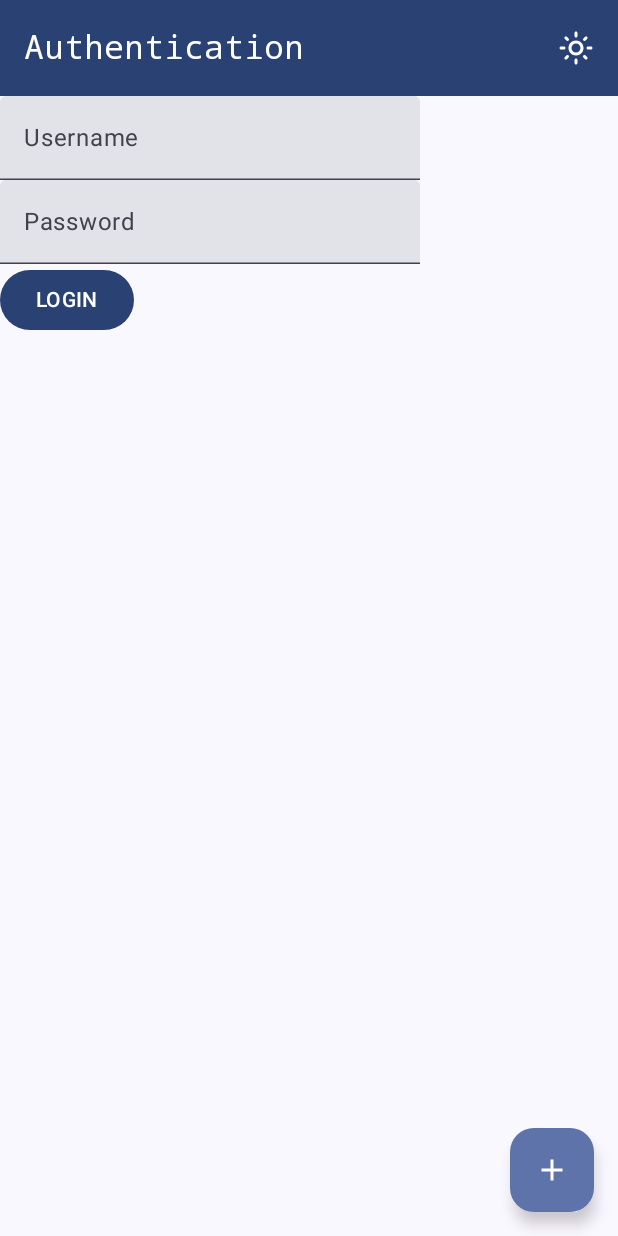
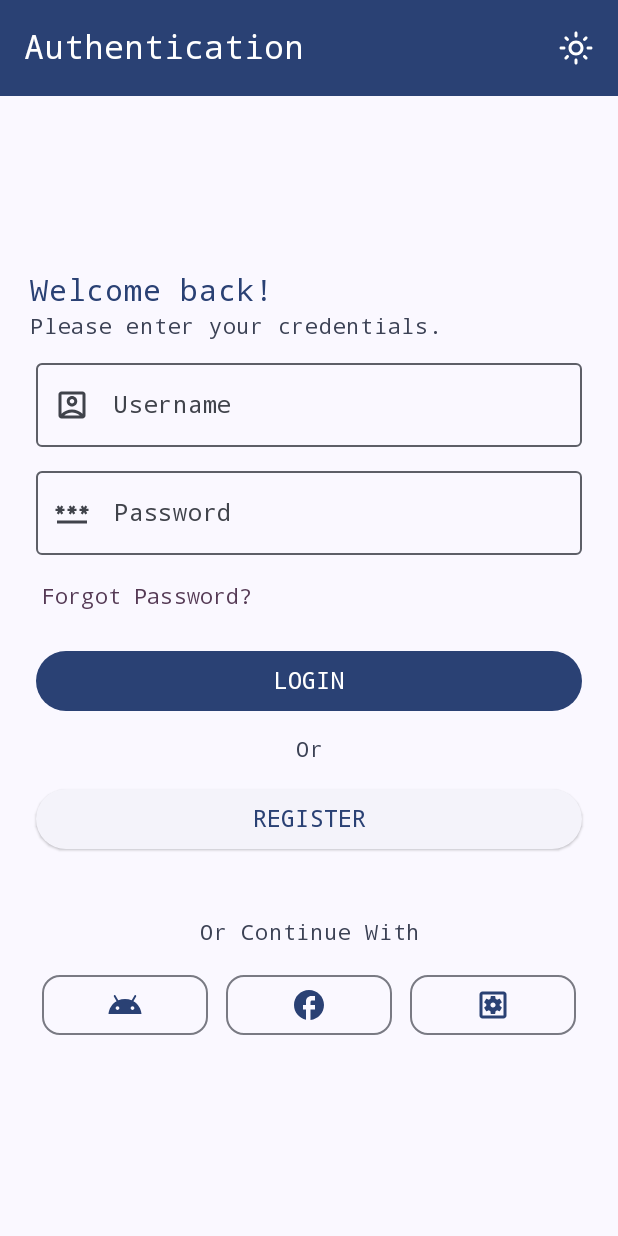
Before and after one commit to ralphmarondev/family-sprout-android, an Android app built with Jetpack Compose: the screen it shows after launch (MainActivity), on a phone screen of 412 x 824 dp. Run offline under Robolectric (Android 15) with nearby library versions, the phone set to English and light mode, and no system bars; our stand-ins replace Room's generated code.

Commit message:
implemented login and register ui
- we updated our auth-screen, temporarily removing the previous
  functionality and feeding it with login and register ui. We used
  animated-visibility to hide and show the screens with animations.

```diff
--- a/app/src/main/java/com/ralphmarondev/familysprout/features/auth/presentation/AuthScreen.kt
+++ b/app/src/main/java/com/ralphmarondev/familysprout/features/auth/presentation/AuthScreen.kt
@@ -1,98 +1,66 @@
 package com.ralphmarondev.familysprout.features.auth.presentation
 
-import android.util.Log
-import androidx.compose.foundation.layout.Column
+import androidx.compose.animation.AnimatedVisibility
+import androidx.compose.foundation.layout.Arrangement
+import androidx.compose.foundation.layout.Box
 import androidx.compose.foundation.layout.fillMaxSize
 import androidx.compose.foundation.layout.padding
+import androidx.compose.foundation.lazy.LazyColumn
 import androidx.compose.material.icons.Icons
-import androidx.compose.material.icons.outlined.Add
 import androidx.compose.material.icons.outlined.LightMode
-import androidx.compose.material3.Button
 import androidx.compose.material3.ExperimentalMaterial3Api
-import androidx.compose.material3.FloatingActionButton
 import androidx.compose.material3.Icon
 import androidx.compose.material3.IconButton
 import androidx.compose.material3.MaterialTheme
 import androidx.compose.material3.Scaffold
 import androidx.compose.material3.Text
-import androidx.compose.material3.TextField
 import androidx.compose.material3.TopAppBar
 import androidx.compose.material3.TopAppBarDefaults
 import androidx.compose.runtime.Composable
 import androidx.compose.runtime.getValue
-import androidx.compose.runtime.mutableStateOf
+import androidx.compose.runtime.mutableIntStateOf
 import androidx.compose.runtime.remember
 import androidx.compose.runtime.setValue
+import androidx.compose.ui.Alignment
 import androidx.compose.ui.Modifier
-import androidx.compose.ui.graphics.Color
 import androidx.compose.ui.text.font.FontFamily
 import androidx.lifecycle.viewmodel.compose.viewModel
-import com.ralphmarondev.familysprout.core.model.User
+import com.ralphmarondev.familysprout.features.auth.presentation.login.LoginScreen
+import com.ralphmarondev.familysprout.features.auth.presentation.register.RegisterScreen
 
 @Composable
 fun AuthScreen(viewModel: AuthViewModel = viewModel()) {
-    var username by remember { mutableStateOf("") }
-    var password by remember { mutableStateOf("") }
-    var errorMessage by remember { mutableStateOf<String?>(null) }
+    var selectedScreen by remember { mutableIntStateOf(0) }
 
     Scaffold(
         topBar = {
             AuthScreenTopBar()
-        },
-        floatingActionButton = {
-            FloatingActionButton(
-                onClick = {
-                    viewModel.register(
-                        user = User(
-                            fullName = "Ralph Maron Eda",
-                            username = "ralphmaron",
-                            password = "iscute"
-                        ),
-                        onComplete = {}
-                    )
-                }
-            ) {
-                Icon(
-                    imageVector = Icons.Outlined.Add,
-                    contentDescription = ""
-                )
-            }
         }
     ) { innerPadding ->
-        Column(
+        LazyColumn(
             modifier = Modifier
                 .fillMaxSize()
-                .padding(innerPadding)
+                .padding(innerPadding),
+            horizontalAlignment = Alignment.CenterHorizontally,
+            verticalArrangement = Arrangement.Center
         ) {
-            TextField(
-                value = username,
-                onValueChange = { username = it },
-                label = { Text("Username") })
-            TextField(
-                value = password,
-                onValueChange = { password = it },
-                label = { Text("Password") })
-
-            errorMessage?.let {
-                Text(text = it, color = Color.Red)
+            item {
+                Box(
+                    modifier = Modifier
+                        .fillMaxSize(),
+                    contentAlignment = Alignment.Center
+                ) {
+                    AnimatedVisibility(selectedScreen == 0) {
+                        LoginScreen(goToRegister = { selectedScreen = 1 })
                     }
 
-            Button(
-                onClick = {
-                    viewModel.login(username, password) { user ->
-                        if (user != null) {
-                            // go home
-                            Log.d("AUTH", "Login Success. Going Home.")
-                        } else {
-                            // show error
-                            errorMessage = "Login failed. Please try again."
+                    AnimatedVisibility(selectedScreen == 1) {
+                        RegisterScreen(backToLogin = { selectedScreen = 0 })
                     }
                 }
             }
-            ) {
-                Text(text = "LOGIN")
         }
-        }
+
     }
 }
 
--- /dev/null
+++ b/app/src/main/java/com/ralphmarondev/familysprout/features/auth/presentation/components/NormalTextField.kt
@@ -0,0 +1,66 @@
+package com.ralphmarondev.familysprout.features.auth.presentation.components
+
+import androidx.compose.animation.AnimatedVisibility
+import androidx.compose.material.icons.Icons
+import androidx.compose.material.icons.outlined.AccountBox
+import androidx.compose.material.icons.outlined.Clear
+import androidx.compose.material3.Icon
+import androidx.compose.material3.IconButton
+import androidx.compose.material3.OutlinedTextField
+import androidx.compose.material3.Text
+import androidx.compose.runtime.Composable
+import androidx.compose.ui.Modifier
+import androidx.compose.ui.graphics.vector.ImageVector
+import androidx.compose.ui.text.TextStyle
+import androidx.compose.ui.text.font.FontFamily
+import androidx.compose.ui.text.font.FontWeight
+import androidx.compose.ui.text.style.TextOverflow
+import androidx.compose.ui.unit.sp
+
+@Composable
+fun NormalTextField(
+    modifier: Modifier = Modifier,
+    value: String,
+    onValueChanged: (String) -> Unit,
+    label: String,
+    maxLines: Int = 1,
+    leadingIcon: ImageVector = Icons.Outlined.AccountBox
+) {
+    OutlinedTextField(
+        value = value,
+        onValueChange = { onValueChanged(it) },
+        modifier = modifier,
+        label = {
+            Text(
+                text = label,
+                fontFamily = FontFamily.Monospace,
+                fontWeight = FontWeight.W500,
+                fontSize = 16.sp,
+                maxLines = 1,
+                overflow = TextOverflow.Ellipsis
+            )
+        },
+        textStyle = TextStyle(
+            fontFamily = FontFamily.Monospace,
+            fontWeight = FontWeight.W500,
+            fontSize = 16.sp
+        ),
+        maxLines = maxLines,
+        leadingIcon = {
+            Icon(
+                imageVector = leadingIcon,
+                contentDescription = ""
+            )
+        },
+        trailingIcon = {
+            AnimatedVisibility(value.isNotEmpty()) {
+                IconButton(onClick = { onValueChanged("") }) {
+                    Icon(
+                        imageVector = Icons.Outlined.Clear,
+                        contentDescription = ""
+                    )
+                }
+            }
+        }
+    )
+}
--- /dev/null
+++ b/app/src/main/java/com/ralphmarondev/familysprout/features/auth/presentation/components/PasswordTextField.kt
@@ -0,0 +1,78 @@
+package com.ralphmarondev.familysprout.features.auth.presentation.components
+
+import androidx.compose.animation.AnimatedVisibility
+import androidx.compose.material.icons.Icons
+import androidx.compose.material.icons.outlined.Password
+import androidx.compose.material.icons.outlined.Visibility
+import androidx.compose.material.icons.outlined.VisibilityOff
+import androidx.compose.material3.Icon
+import androidx.compose.material3.IconButton
+import androidx.compose.material3.OutlinedTextField
+import androidx.compose.material3.Text
+import androidx.compose.runtime.Composable
+import androidx.compose.runtime.getValue
+import androidx.compose.runtime.mutableStateOf
+import androidx.compose.runtime.remember
+import androidx.compose.runtime.setValue
+import androidx.compose.ui.Modifier
+import androidx.compose.ui.graphics.vector.ImageVector
+import androidx.compose.ui.text.TextStyle
+import androidx.compose.ui.text.font.FontFamily
+import androidx.compose.ui.text.font.FontWeight
+import androidx.compose.ui.text.input.PasswordVisualTransformation
+import androidx.compose.ui.text.input.VisualTransformation
+import androidx.compose.ui.text.style.TextOverflow
+import androidx.compose.ui.unit.sp
+
+@Composable
+fun PasswordTextField(
+    modifier: Modifier = Modifier,
+    value: String,
+    onValueChanged: (String) -> Unit,
+    label: String,
+    maxLines: Int = 1,
+    leadingIcon: ImageVector = Icons.Outlined.Password
+) {
+    var show by remember { mutableStateOf(false) }
+
+    OutlinedTextField(
+        value = value,
+        onValueChange = { onValueChanged(it) },
+        modifier = modifier,
+        label = {
+            Text(
+                text = label,
+                fontFamily = FontFamily.Monospace,
+                fontWeight = FontWeight.W500,
+                fontSize = 16.sp,
+                maxLines = 1,
+                overflow = TextOverflow.Ellipsis
+            )
+        },
+        textStyle = TextStyle(
+            fontFamily = FontFamily.Monospace,
+            fontWeight = FontWeight.W500,
+            fontSize = 16.sp
+        ),
+        maxLines = maxLines,
+        leadingIcon = {
+            Icon(
+                imageVector = leadingIcon,
+                contentDescription = ""
+            )
+        },
+        trailingIcon = {
+            AnimatedVisibility(value.isNotEmpty()) {
+                IconButton(onClick = { show = !show }) {
+                    val icon = if (show) Icons.Outlined.Visibility else Icons.Outlined.VisibilityOff
+
+                    Icon(
+                        imageVector = icon,
+                        contentDescription = ""
+                    )
+                }
+            }
+        },
+        visualTransformation = if (show) VisualTransformation.None else PasswordVisualTransformation()
+    )
+}
--- /dev/null
+++ b/app/src/main/java/com/ralphmarondev/familysprout/features/auth/presentation/login/LoginScreen.kt
@@ -0,0 +1,188 @@
+package com.ralphmarondev.familysprout.features.auth.presentation.login
+
+import androidx.compose.foundation.layout.Arrangement
+import androidx.compose.foundation.layout.Box
+import androidx.compose.foundation.layout.Column
+import androidx.compose.foundation.layout.Row
+import androidx.compose.foundation.layout.Spacer
+import androidx.compose.foundation.layout.fillMaxWidth
+import androidx.compose.foundation.layout.height
+import androidx.compose.foundation.layout.padding
+import androidx.compose.material.icons.Icons
+import androidx.compose.material.icons.outlined.Android
+import androidx.compose.material.icons.outlined.Facebook
+import androidx.compose.material.icons.outlined.SettingsApplications
+import androidx.compose.material3.Button
+import androidx.compose.material3.ElevatedButton
+import androidx.compose.material3.Icon
+import androidx.compose.material3.MaterialTheme
+import androidx.compose.material3.OutlinedCard
+import androidx.compose.material3.Text
+import androidx.compose.material3.TextButton
+import androidx.compose.runtime.Composable
+import androidx.compose.runtime.getValue
+import androidx.compose.runtime.mutableStateOf
+import androidx.compose.runtime.remember
+import androidx.compose.runtime.setValue
+import androidx.compose.ui.Alignment
+import androidx.compose.ui.Modifier
+import androidx.compose.ui.text.font.FontFamily
+import androidx.compose.ui.text.font.FontWeight
+import androidx.compose.ui.text.style.TextAlign
+import androidx.compose.ui.text.style.TextOverflow
+import androidx.compose.ui.unit.dp
+import androidx.compose.ui.unit.sp
+import com.ralphmarondev.familysprout.features.auth.presentation.components.NormalTextField
+import com.ralphmarondev.familysprout.features.auth.presentation.components.PasswordTextField
+
+@Composable
+fun LoginScreen(
+    goToRegister: () -> Unit
+) {
+    var username by remember { mutableStateOf("") }
+    var password by remember { mutableStateOf("") }
+
+    Column(
+        modifier = Modifier
+            .fillMaxWidth()
+            .padding(16.dp)
+    ) {
+        Text(
+            text = "Welcome back!",
+            fontFamily = FontFamily.Monospace,
+            fontSize = 20.sp,
+            fontWeight = FontWeight.W500,
+            maxLines = 1,
+            overflow = TextOverflow.Ellipsis,
+            color = MaterialTheme.colorScheme.primary,
+            modifier = Modifier.padding(start = 4.dp)
+        )
+        Text(
+            text = "Please enter your credentials.",
+            fontFamily = FontFamily.Monospace,
+            fontSize = 14.sp,
+            fontWeight = FontWeight.W400,
+            maxLines = 2,
+            overflow = TextOverflow.Ellipsis,
+            color = MaterialTheme.colorScheme.secondary,
+            modifier = Modifier.padding(start = 4.dp)
+        )
+
+        NormalTextField(
+            value = username,
+            onValueChanged = { username = it },
+            modifier = Modifier
+                .fillMaxWidth()
+                .padding(horizontal = 8.dp, vertical = 4.dp),
+            label = "Username"
+        )
+
+        PasswordTextField(
+            value = password,
+            onValueChanged = { password = it },
+            modifier = Modifier
+                .fillMaxWidth()
+                .padding(horizontal = 8.dp, vertical = 4.dp),
+            label = "Password"
+        )
+
+        TextButton(onClick = {}) {
+            Text(
+                text = "Forgot Password?",
+                fontFamily = FontFamily.Monospace,
+                color = MaterialTheme.colorScheme.tertiary
+            )
+        }
+
+        Button(
+            onClick = {},
+            modifier = Modifier
+                .fillMaxWidth()
+                .padding(8.dp)
+        ) {
+            Text(
+                text = "LOGIN",
+                textAlign = TextAlign.Center,
+                fontFamily = FontFamily.Monospace,
+                fontWeight = FontWeight.W500,
+                fontSize = 16.sp
+            )
+        }
+
+        Text(
+            text = "Or",
+            fontFamily = FontFamily.Monospace,
+            fontSize = 14.sp,
+            fontWeight = FontWeight.W400,
+            maxLines = 1,
+            overflow = TextOverflow.Ellipsis,
+            color = MaterialTheme.colorScheme.secondary,
+            modifier = Modifier
+                .fillMaxWidth()
+                .padding(2.dp),
+            textAlign = TextAlign.Center
+        )
+        ElevatedButton(
+            onClick = goToRegister,
+            modifier = Modifier
+                .fillMaxWidth()
+                .padding(8.dp)
+        ) {
+            Text(
+                text = "REGISTER",
+                textAlign = TextAlign.Center,
+                fontFamily = FontFamily.Monospace,
+                fontWeight = FontWeight.W500,
+                fontSize = 16.sp
+            )
+        }
+
+        Spacer(modifier = Modifier.height(32.dp))
+        Text(
+            text = "Or Continue With",
+            fontFamily = FontFamily.Monospace,
+            fontSize = 14.sp,
+            fontWeight = FontWeight.W400,
+            maxLines = 1,
+            overflow = TextOverflow.Ellipsis,
+            color = MaterialTheme.colorScheme.secondary,
+            modifier = Modifier.fillMaxWidth(),
+            textAlign = TextAlign.Center
+        )
+        Row(
+            modifier = Modifier
+                .fillMaxWidth()
+                .padding(8.dp),
+            verticalAlignment = Alignment.CenterVertically,
+            horizontalArrangement = Arrangement.spacedBy(4.dp)
+        ) {
+            val icons = listOf(
+                Icons.Outlined.Android,
+                Icons.Outlined.Facebook,
+                Icons.Outlined.SettingsApplications
+            )
+
+            icons.forEachIndexed { _, imageVector ->
+                OutlinedCard(
+                    onClick = {},
+                    modifier = Modifier
+                        .padding(4.dp)
+                        .weight(1f)
+                ) {
+                    Box(
+                        modifier = Modifier
+                            .fillMaxWidth()
+                            .padding(8.dp),
+                        contentAlignment = Alignment.Center
+                    ) {
+                        Icon(
+                            imageVector = imageVector,
+                            contentDescription = "",
+                            tint = MaterialTheme.colorScheme.primary
+                        )
+                    }
+                }
+            }
+        }
+    }
+}
```
Also changed, not shown: app/src/main/java/com/ralphmarondev/familysprout/features/auth/presentation/register/RegisterScreen.kt (added, +168 -0 lines). Lines whose indentation alone changed are shown as unchanged.
